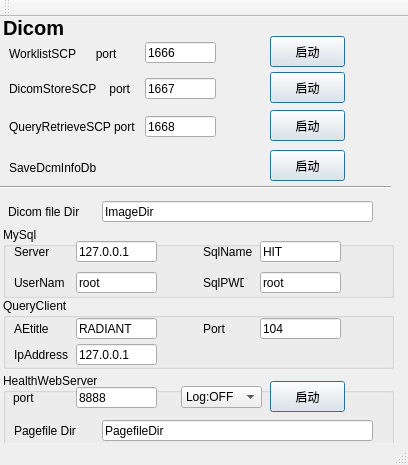
Old version of the form Tools/HServerManageUI/mainwindow.ui in the repository zyq1569/HealthApp.
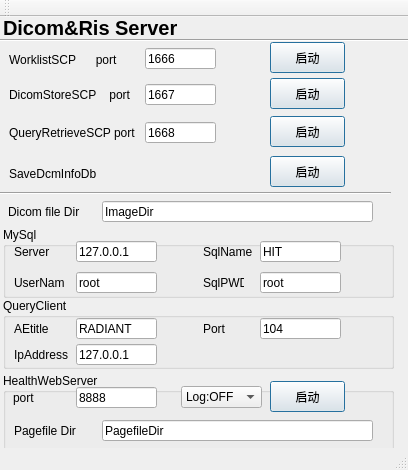
New version of the form.

What changed in the file:
```diff
--- a/Tools/HServerManageUI/mainwindow.ui
+++ b/Tools/HServerManageUI/mainwindow.ui
@@ -7,7 +7,7 @@
     <x>0</x>
     <y>0</y>
     <width>408</width>
-    <height>465</height>
+    <height>470</height>
    </rect>
   </property>
   <property name="windowTitle">
@@ -18,7 +18,7 @@
     <property name="geometry">
      <rect>
       <x>9</x>
-      <y>27</y>
+      <y>33</y>
       <width>131</width>
       <height>20</height>
      </rect>
@@ -31,7 +31,7 @@
     <property name="geometry">
      <rect>
       <x>9</x>
-      <y>62</y>
+      <y>68</y>
       <width>131</width>
       <height>20</height>
      </rect>
@@ -44,7 +44,7 @@
     <property name="geometry">
      <rect>
       <x>270</x>
-      <y>133</y>
+      <y>139</y>
       <width>75</width>
       <height>31</height>
      </rect>
@@ -79,7 +79,7 @@
     <property name="geometry">
      <rect>
       <x>270</x>
-      <y>55</y>
+      <y>61</y>
       <width>75</width>
       <height>31</height>
      </rect>
@@ -101,7 +101,7 @@
     <property name="geometry">
      <rect>
       <x>9</x>
-      <y>141</y>
+      <y>147</y>
       <width>131</width>
       <height>20</height>
      </rect>
@@ -114,7 +114,7 @@
     <property name="geometry">
      <rect>
       <x>270</x>
-      <y>19</y>
+      <y>25</y>
       <width>75</width>
       <height>31</height>
      </rect>
@@ -136,7 +136,7 @@
     <property name="geometry">
      <rect>
       <x>145</x>
-      <y>25</y>
+      <y>31</y>
       <width>71</width>
       <height>21</height>
      </rect>
@@ -152,7 +152,7 @@
     <property name="geometry">
      <rect>
       <x>145</x>
-      <y>61</y>
+      <y>67</y>
       <width>71</width>
       <height>21</height>
      </rect>
@@ -168,7 +168,7 @@
     <property name="geometry">
      <rect>
       <x>145</x>
-      <y>99</y>
+      <y>105</y>
       <width>71</width>
       <height>21</height>
      </rect>
@@ -185,7 +185,7 @@
      <rect>
       <x>3</x>
       <y>0</y>
-      <width>61</width>
+      <width>181</width>
       <height>21</height>
      </rect>
     </property>
@@ -198,14 +198,14 @@
      </font>
     </property>
     <property name="text">
-     <string>Dicom</string>
+     <string>Dicom&amp;Ris Server</string>
     </property>
    </widget>
    <widget class="QPushButton" name="QRSCP">
     <property name="geometry">
      <rect>
       <x>270</x>
-      <y>93</y>
+      <y>99</y>
       <width>75</width>
       <height>31</height>
      </rect>
@@ -227,7 +227,7 @@
     <property name="geometry">
      <rect>
       <x>9</x>
-      <y>100</y>
+      <y>106</y>
       <width>131</width>
       <height>20</height>
      </rect>
@@ -510,7 +510,7 @@
     <property name="geometry">
      <rect>
       <x>0</x>
-      <y>162</y>
+      <y>168</y>
       <width>391</width>
       <height>16</height>
      </rect>
@@ -625,6 +625,19 @@
      <string>MySql</string>
     </property>
    </widget>
+   <widget class="Line" name="line_3">
+    <property name="geometry">
+     <rect>
+      <x>0</x>
+      <y>15</y>
+      <width>411</width>
+      <height>16</height>
+     </rect>
+    </property>
+    <property name="orientation">
+     <enum>Qt::Horizontal</enum>
+    </property>
+   </widget>
    <zorder>groupBox_2</zorder>
    <zorder>groupBox_3</zorder>
    <zorder>groupBox</zorder>
```
Left out of the diff: 1 changed line with no effect on the pictures.
